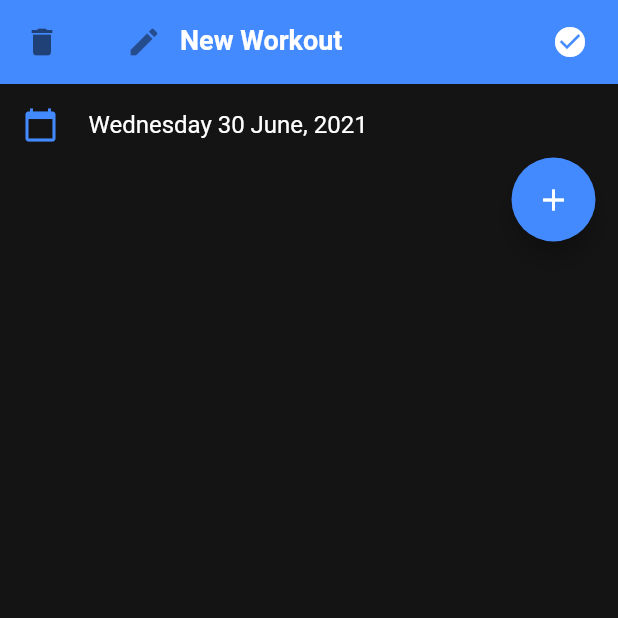
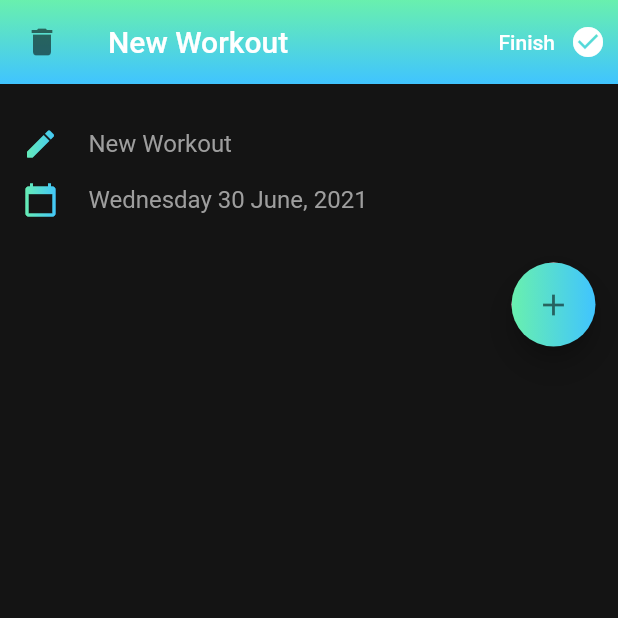
Before and after one commit to jacksondearing96/bread_basket, a Flutter app: the screen it shows once a user with an empty profile is signed in, after a tap on "New workout", on a phone screen of 412 x 824 dp, the top half of it. Run offline on Flutter 3.47's test engine with Material 2 defaults, Android fonts, the phone set to English and light mode, and no system bars; our stand-ins replace cloud_firestore, email_validator, firebase_auth, firebase_core, fl_chart, flutter_spinkit; accounts and stored records are empty.

```diff
--- a/lib/analytics/WeeklyTrainingVolume.dart
+++ b/lib/analytics/WeeklyTrainingVolume.dart
@@ -47,7 +47,9 @@ class WeeklyTrainingVolumeState extends State<WeeklyTrainingVolume> {
     return AspectRatio(
       aspectRatio: 1.7,
       child: Container(
-        decoration: BoxDecoration(color:
+        decoration: BoxDecoration(
+         borderRadius: BorderRadius.circular(8),
+          color:
           Colors.black.withAlpha(70)),
         padding: EdgeInsets.all(10),
         margin: EdgeInsets.all(20),
--- a/lib/main.dart
+++ b/lib/main.dart
@@ -41,7 +41,8 @@ class MyApp extends StatelessWidget {
                     value: DatabaseService(userId: user!.userId).pastWorkouts,
                     child: MaterialApp(
                       theme: ThemeData(
-                        accentColor: Constants.accentColor,
+                        textTheme: TextTheme(
+                        ),
                       ),
                       home: Wrapper(),
                     ),
--- a/lib/screens/home/home.dart
+++ b/lib/screens/home/home.dart
@@ -51,10 +51,8 @@ class Home extends StatelessWidget {
 
     return Scaffold(
       backgroundColor: Constants.backgroundColor,
-      appBar: AppBar(
+      appBar: Constants.gradientAppBar(
         title: Text('Bread Basket'),
-        backgroundColor: Constants.accentColor,
-        elevation: 0.0,
         actions: <Widget>[
           TextButton.icon(
             icon: Icon(Icons.logout, color: Constants.textColor),
--- a/lib/screens/workout/workout.dart
+++ b/lib/screens/workout/workout.dart
@@ -8,7 +8,9 @@ import 'package:bread_basket/screens/workout/selectExercise.dart';
 import 'package:bread_basket/screens/workout/workoutExerciseList.dart';
 import 'package:bread_basket/services/database.dart';
 import 'package:bread_basket/shared/constants.dart';
+import 'package:bread_basket/shared/gradientFloatingActionButton.dart';
 import 'package:bread_basket/shared/loading.dart';
+import 'package:bread_basket/shared/radiantGradientMask.dart';
 import 'package:flutter/material.dart';
 import 'package:bread_basket/models/exercise.dart';
 import 'package:provider/provider.dart';
@@ -93,13 +95,14 @@ class _WorkoutState extends State<Workout> {
         onTap: () => _selectDate(context),
         child: Row(
           children: [
-            Icon(Icons.calendar_today, color: Constants.accentColor),
+            RadiantGradientMask(
+                child: Icon(Icons.calendar_today, color: Colors.white)),
             SizedBox(width: 20),
             Text(
                 dateFormatter.format(new DateTime.fromMillisecondsSinceEpoch(
                         widget.performedWorkout.dateInMilliseconds)
                     .toLocal()),
-                style: TextStyle(fontSize: 16.0, color: Constants.textColor)),
+                style: TextStyle(fontSize: 16.0, color: Constants.hintColor)),
           ],
         ),
       );
@@ -109,20 +112,19 @@ class _WorkoutState extends State<Workout> {
         ? Loading()
         : Scaffold(
             backgroundColor: Constants.backgroundColor,
-            appBar: AppBar(
+            appBar: Constants.gradientAppBar(
               leading: TextButton(
                   child: Icon(Icons.delete, color: Constants.darkIconColor),
                   onPressed: () => confirmAbandonment(context)),
-              backgroundColor: Constants.accentColor,
-              elevation: 0.0,
-              title: workoutTitleField(),
+              title: Text(workoutName),
               actions: [
                 TextButton(
-                  child: Icon(Icons.check_circle, color: Colors.white),
+                  child: Row(children: [
+                    Text('Finish', style: TextStyle(color: Colors.white)),
+                    SizedBox(width: 10),
+                    Icon(Icons.check_circle, color: Constants.textColor),
+                  ]),
                   onPressed: () => completeWorkout(context, user, save),
-                  style: TextButton.styleFrom(
-                    primary: Constants.textColor,
-                  ),
                 ),
               ],
             ),
@@ -133,7 +135,9 @@ class _WorkoutState extends State<Workout> {
                     crossAxisAlignment: CrossAxisAlignment.center,
                     mainAxisAlignment: MainAxisAlignment.start,
                     children: <Widget>[
+                      workoutTitleField(),
                       _datePicker(),
+                      SizedBox(height: 20),
                       ChangeNotifierProvider(
                           create: (_) => performedExerciseListProvider,
                           child: WorkoutExerciseList()),
@@ -151,29 +155,38 @@ class _WorkoutState extends State<Workout> {
   }
 
   Widget workoutTitleField() {
-    return TextFormField(
-      style: TextStyle(
-          color: Constants.textColor,
-          fontWeight: FontWeight.bold,
-          fontSize: 18.0),
-      decoration: InputDecoration(
-          prefixIcon: Icon(Icons.create_rounded),
-          hintStyle: TextStyle(color: Constants.textColor),
-          hintText: workoutName,
-          border: InputBorder.none),
-      onChanged: (val) {
-        setState(() => workoutName = val.trim());
-      },
+    return Align(
+      alignment: Alignment.topLeft,
+      child: SizedBox(
+        width: 200,
+        height: 50,
+        child: Row(mainAxisAlignment: MainAxisAlignment.start, children: [
+          RadiantGradientMask(
+              child: Icon(Icons.create_rounded, color: Colors.white)),
+          SizedBox(width: 20),
+          Expanded(
+            child: TextFormField(
+              style: TextStyle(
+                color: Constants.hintColor,
+              ),
+              decoration: InputDecoration(
+                  hintStyle: TextStyle(color: Constants.hintColor),
+                  hintText: workoutName,
+                  border: InputBorder.none),
+              onChanged: (val) => workoutName = val.trim(),
+              onEditingComplete: () => setState(() {}),
+            ),
+          ),
+        ]),
+      ),
     );
   }
 
-  FloatingActionButton addNewExerciseButton(BuildContext context) {
-    return FloatingActionButton(
-      heroTag: UniqueKey(),
+  Widget addNewExerciseButton(BuildContext context) {
+    return GradientFloatingActionButton(
       onPressed: () => _navigateToSelectExercise(context),
       tooltip: 'New exercise',
-      child: Icon(Icons.add),
-      backgroundColor: Constants.accentColor,
+      iconData: Icons.add,
     );
   }
 
--- a/lib/screens/workout/workoutSet.dart
+++ b/lib/screens/workout/workoutSet.dart
@@ -53,6 +53,7 @@ class _WorkoutSetState extends State<WorkoutSet> {
                 Container(
                   width: Constants.workoutSetInputWidth,
                   child: TextFormField(
+                      style: TextStyle(color: Constants.textColor),
                       focusNode: weightFocusNode,
                       initialValue: performedSet.weight == 0.0
                           ? ''
@@ -60,7 +61,7 @@ class _WorkoutSetState extends State<WorkoutSet> {
                       keyboardType: TextInputType.number,
                       textAlign: TextAlign.center,
                       decoration:
-                          Constants.setInputDecoration.copyWith(hintText: 'kg'),
+                          Constants.setInputDecoration.copyWith(hintText: ''),
                       validator: isAValidNumber,
                       onChanged: (val) =>
                           performedSet.weight = double.parse(val),
@@ -73,6 +74,7 @@ class _WorkoutSetState extends State<WorkoutSet> {
                 Container(
                   width: Constants.workoutSetInputWidth,
                   child: TextFormField(
+                    style: TextStyle(color: Constants.textColor),
                     focusNode: repsFocusNode,
                     initialValue: performedSet.reps == 0
                         ? ''
@@ -80,7 +82,7 @@ class _WorkoutSetState extends State<WorkoutSet> {
                     keyboardType: TextInputType.number,
                     textAlign: TextAlign.center,
                     decoration:
-                        Constants.setInputDecoration.copyWith(hintText: 'reps'),
+                        Constants.setInputDecoration.copyWith(hintText: ''),
                     validator: isAValidInteger,
                     onChanged: (val) {
                       setState(() => performedSet.reps = int.parse(val));
--- a/lib/shared/constants.dart
+++ b/lib/shared/constants.dart
@@ -11,10 +11,18 @@ class Constants {
   static const Color warmUpSetTypeColor = Colors.orange;
   static const Color dropSetSetTypeColor = Colors.purple;
   static const Color failureSetTypeColor = Colors.red;
-  static const Color normalSetTypeColor = Colors.black;
-  static Color darkIconColor = Colors.black.withAlpha(135);
-  static Color darkSecondaryBackground = Color.fromARGB(255, 66, 66, 66).withAlpha(120);
+  static const Color normalSetTypeColor = hintColor;
+  static Color darkIconColor = Colors.black.withAlpha(140);
+  static Color darkSecondaryBackground =
+      Color.fromARGB(255, 66, 66, 66).withAlpha(120);
+  static Color floatingActionButtonColor = Colors.white;
 
+  static Gradient themeGradient = LinearGradient(
+    colors: <Color>[
+      Colors.lightBlueAccent.withOpacity(0.9),
+      Colors.greenAccent.withOpacity(0.9)
+    ],
+  );
   // Progress graph dark theme.
   // static const Color progressGraphBackgroundColor = Color(0xff232d37);
   // static const Color progressGraphGridLineColor = Color(0xff37434d);
@@ -23,8 +31,7 @@ class Constants {
   // Progress graph light theme.
   static const Color progressGraphBackgroundColor = Colors.transparent;
   static Color progressGraphGridLineColor = Color.fromARGB(200, 45, 45, 45);
-  static const Color progressGraphBorderColor =
-      Color.fromARGB(200, 40, 40, 40);
+  static const Color progressGraphBorderColor = Color.fromARGB(200, 40, 40, 40);
 
   static const InputDecoration textInputDecoration = InputDecoration(
     hintStyle: TextStyle(color: hintColor),
@@ -40,7 +47,7 @@ class Constants {
     hintStyle: TextStyle(color: hintColor),
     enabledBorder: UnderlineInputBorder(
       borderSide: BorderSide(
-        color: textColor,
+        color: Colors.greenAccent,
         width: 1.0,
       ),
     ),
@@ -51,7 +58,7 @@ class Constants {
   static const double workoutSetTypeDropdownWidth = 65.0;
   static const double workoutSetInputWidth = 45.0;
   static const double prevSetWidth = 80.0;
-  static const double exerciseTypeIconWidth = 15.0;
+  static const double exerciseTypeIconWidth = 32.0;
   static const double selectExerciseImageWidth = 120.0;
   static const double selectExerciseImageHeight = 80.0;
   static const double workoutExerciseImageWidth = 90.0;
@@ -104,4 +111,22 @@ class Constants {
   static Image weightIcon = Image.asset('resources/icons/weight.png');
   static Image sigmaIcon = Image.asset('resources/icons/sigma.png');
   static Image backgroundImage = Image.asset('resources/icons/background.png');
+
+  static AppBar gradientAppBar({title, actions, leading}) {
+    return AppBar(
+      leading: leading ?? null,
+      title: title ?? Container(),
+      flexibleSpace: Container(
+          decoration: BoxDecoration(
+              gradient: LinearGradient(
+                  begin: Alignment.topCenter,
+                  end: Alignment.bottomCenter,
+                  colors: [
+            Colors.greenAccent,
+            Colors.lightBlueAccent,
+          ]))),
+      elevation: 0.0,
+      actions: actions ?? [],
+    );
+  }
 }
--- a/lib/shared/gradientButton.dart
+++ b/lib/shared/gradientButton.dart
@@ -18,9 +18,7 @@ class GradientButton extends StatelessWidget {
     this.iconData,
     this.onPressed,
   }) {
-    this.gradient = LinearGradient(
-      colors: <Color>[Colors.lightBlueAccent, Colors.greenAccent],
-    );
+    this.gradient = Constants.themeGradient;
   }
 
   @override
@@ -33,7 +31,7 @@ class GradientButton extends StatelessWidget {
           gradient: gradient,
           boxShadow: [
             BoxShadow(
-              color: Colors.grey[500]!,
+              color: Colors.black.withAlpha(170),
               offset: Offset(0.0, 1.5),
               blurRadius: 1.5,
             ),
@@ -45,14 +43,10 @@ class GradientButton extends StatelessWidget {
             child: Center(
               child:
                   Row(mainAxisAlignment: MainAxisAlignment.center, children: [
-                iconData == null
-                    ? Container()
-                    : Icon(iconData, color: color),
+                iconData == null ? Container() : Icon(iconData, color: color),
                 SizedBox(width: 10),
                 Text(text,
-                    style: TextStyle(
-                        fontWeight: FontWeight.bold,
-                        color: color))
+                    style: TextStyle(fontWeight: FontWeight.bold, color: color))
               ]),
             )),
       ),
--- /dev/null
+++ b/lib/shared/gradientFloatingActionButton.dart
@@ -0,0 +1,29 @@
+import 'package:bread_basket/shared/constants.dart';
+import 'package:bread_basket/shared/radiantGradientMask.dart';
+import 'package:flutter/material.dart';
+
+class GradientFloatingActionButton extends StatelessWidget {
+  VoidCallback onPressed;
+  IconData iconData;
+  String tooltip;
+
+  GradientFloatingActionButton(
+      {Key? key,
+      required this.onPressed,
+      required this.iconData,
+      required this.tooltip})
+      : super(key: key);
+
+  @override
+  Widget build(BuildContext context) {
+    return RadiantGradientMask(
+      child: FloatingActionButton(
+        heroTag: UniqueKey(),
+        onPressed: onPressed,
+        tooltip: tooltip,
+        child: Icon(iconData, color: Constants.darkIconColor),
+        backgroundColor: Constants.floatingActionButtonColor,
+      ),
+    );
+  }
+}
--- /dev/null
+++ b/lib/shared/radiantGradientMask.dart
@@ -0,0 +1,21 @@
+import 'package:flutter/material.dart';
+
+class RadiantGradientMask extends StatelessWidget {
+  final Color? overrideColor;
+  final Widget? child;
+
+  RadiantGradientMask({this.child, this.overrideColor});
+
+  @override
+  Widget build(BuildContext context) {
+    return ShaderMask(
+      shaderCallback: (bounds) => LinearGradient(
+        colors: [
+          overrideColor ?? Colors.greenAccent,
+          overrideColor ?? Colors.lightBlueAccent
+        ],
+      ).createShader(bounds),
+      child: child,
+    );
+  }
+}
```
Also changed, not shown: lib/models/exercise.dart (+10 -9 lines), lib/screens/workout/selectExercise.dart (+7 -18 lines), lib/screens/workout/selectExerciseList.dart (+77 -24 lines), lib/screens/workout/selectExerciseTile.dart (+14 -10 lines), lib/screens/workout/workoutExerciseTile.dart (+12 -5 lines), resources/exercise_images_transparent_background/bench_press_(close_grip).png, resources/exercise_images_transparent_background/incline_bench_press_(smith_machine).png, 1 other file.
